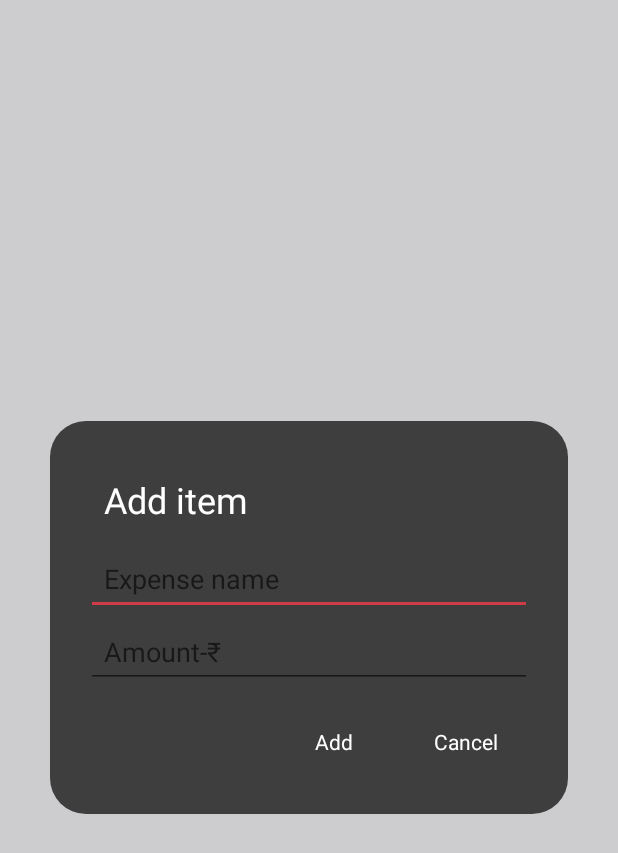
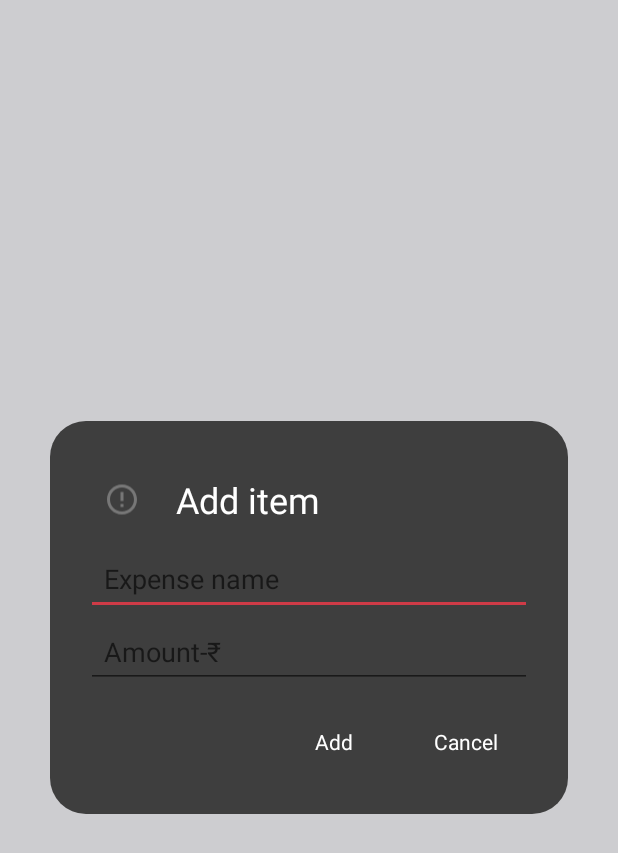
Before and after one commit to Sarath-Sivakumar/Fury, an Android app: the layout add_exp_item.xml on its own in the app's theme, with its tools: preview values and no code run, on a phone screen of 412 x 824 dp. Shown: the top 853 px of the screen. Run offline under Robolectric (Android 15) with nearby library versions, the phone set to English and light mode, and no system bars; Roboto replaces fonts that are not available here.

Commit message:
22nd commit

```diff
--- a/app/src/main/AndroidManifest.xml
+++ b/app/src/main/AndroidManifest.xml
@@ -14,7 +14,7 @@
         android:theme="@style/Theme.Fury"
         tools:targetApi="31">
         <activity
-            android:name=".exp_details"
+            android:name=".UI.exp_details"
             android:exported="false" />
         <activity
             android:name=".UI.MainActivity"
--- a/app/src/main/java/app/personal/fury/exp_details.java
+++ b/app/src/main/java/app/personal/fury/UI/exp_details.java
@@ -1,8 +1,10 @@
-package app.personal.fury;
+package app.personal.fury.UI;
 
 import androidx.appcompat.app.AppCompatActivity;
 
 import android.os.Bundle;
+
+import app.personal.fury.R;
 
 public class exp_details extends AppCompatActivity {
 
--- /dev/null
+++ b/app/src/main/res/drawable/ic_swipe_delete.xml
@@ -0,0 +1,5 @@
+<vector android:height="24dp" android:tint="#777777"
+    android:viewportHeight="24" android:viewportWidth="24"
+    android:width="24dp" xmlns:android="http://schemas.android.com/apk/res/android">
+    <path android:fillColor="@android:color/white" android:pathData="M15,16h4v2h-4zM15,8h7v2h-7zM15,12h6v2h-6zM3,18c0,1.1 0.9,2 2,2h6c1.1,0 2,-0.9 2,-2L13,8L3,8v10zM14,5h-3l-1,-1L6,4L5,5L2,5v2h12z"/>
+</vector>
--- /dev/null
+++ b/app/src/main/res/drawable/ic_warning.xml
@@ -0,0 +1,5 @@
+<vector android:height="24dp" android:tint="#777777"
+    android:viewportHeight="24" android:viewportWidth="24"
+    android:width="24dp" xmlns:android="http://schemas.android.com/apk/res/android">
+    <path android:fillColor="@android:color/white" android:pathData="M11,15h2v2h-2zM11,7h2v6h-2zM11.99,2C6.47,2 2,6.48 2,12s4.47,10 9.99,10C17.52,22 22,17.52 22,12S17.52,2 11.99,2zM12,20c-4.42,0 -8,-3.58 -8,-8s3.58,-8 8,-8 8,3.58 8,8 -3.58,8 -8,8z"/>
+</vector>
--- a/app/src/main/res/layout/activity_exp_details.xml
+++ b/app/src/main/res/layout/activity_exp_details.xml
@@ -4,6 +4,6 @@
     xmlns:tools="http://schemas.android.com/tools"
     android:layout_width="match_parent"
     android:layout_height="match_parent"
-    tools:context=".exp_details">
+    tools:context=".UI.exp_details">
 
 </androidx.constraintlayout.widget.ConstraintLayout>
--- a/app/src/main/res/layout/activity_main.xml
+++ b/app/src/main/res/layout/activity_main.xml
@@ -10,6 +10,7 @@
     <androidx.appcompat.widget.Toolbar
         android:id="@+id/action_bar"
         android:layout_width="match_parent"
+        android:elevation="6dp"
         android:layout_height="?android:attr/actionBarSize">
 
         <TextView
--- a/app/src/main/res/layout/add_exp_item.xml
+++ b/app/src/main/res/layout/add_exp_item.xml
@@ -13,13 +13,26 @@
         android:background="@drawable/popup_bg"
         android:orientation="vertical">
 
-        <TextView
+        <LinearLayout
             android:layout_width="match_parent"
             android:layout_height="wrap_content"
-            android:padding="12dp"
-            android:text="Add item"
-            android:textColor="@color/white"
-            android:textSize="24sp" />
+            android:orientation="horizontal">
+
+            <ImageView
+                android:layout_width="wrap_content"
+                android:layout_height="match_parent"
+                android:padding="12dp"
+                android:src="@drawable/ic_warning"/>
+
+            <TextView
+                android:layout_width="match_parent"
+                android:layout_height="wrap_content"
+                android:padding="12dp"
+                android:text="Add item"
+                android:textColor="@color/white"
+                android:textSize="24sp" />
+
+        </LinearLayout>
 
         <EditText
             android:id="@+id/expName"
```
Also changed, not shown: app/src/main/java/app/personal/fury/UI/Exp_Tracker.java (+61 -33 lines), app/src/main/java/app/personal/fury/UI/MainActivity.java (+2 -6 lines), app/src/main/res/layout/delete_exp_item.xml (+22 -9 lines), app/src/main/res/layout/exp_list_item.xml (+9 -11 lines).
